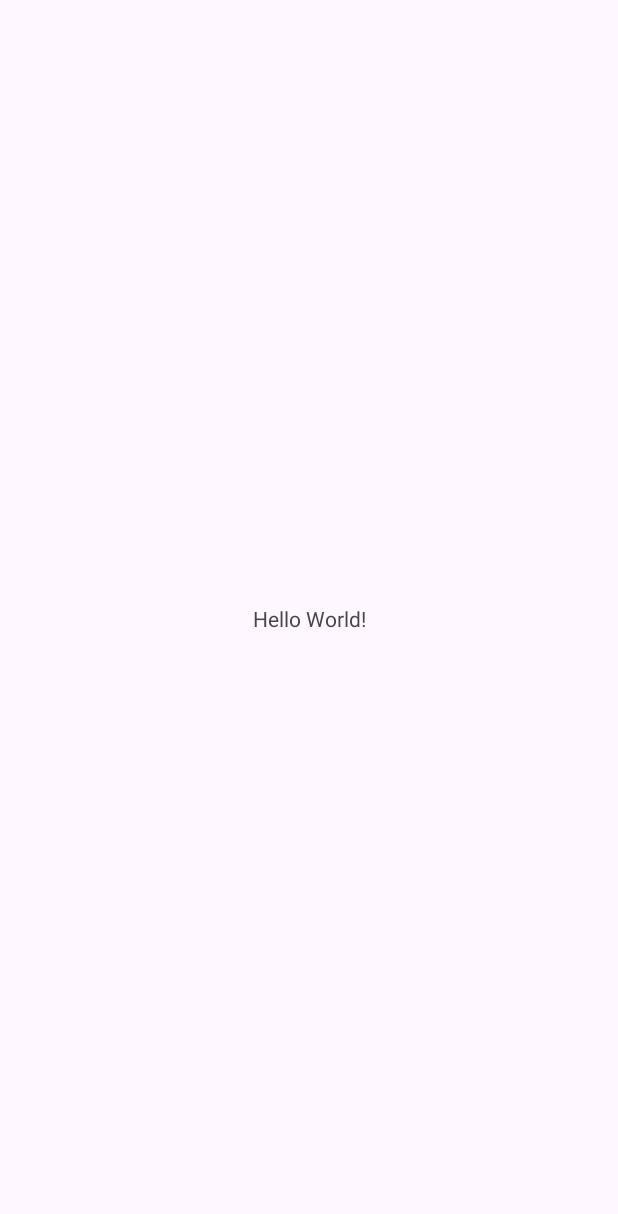
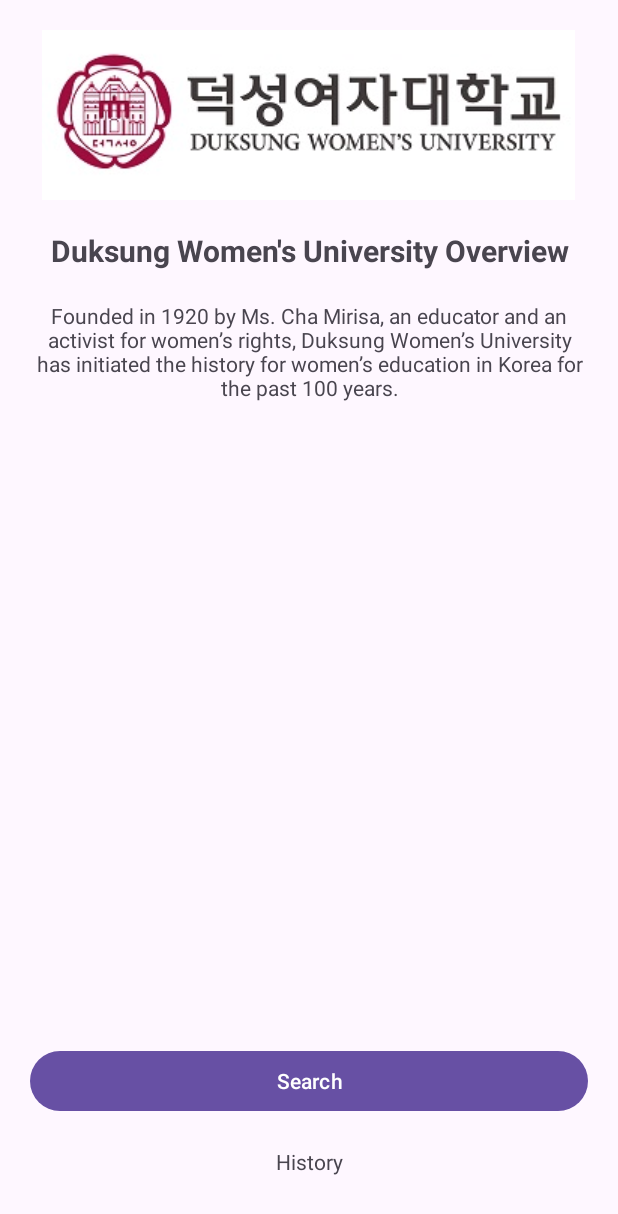
Before and after one commit to dona0123/Kotlin-practice, an Android app: the screen it shows after launch (MainActivity), on a phone screen of 412 x 824 dp. Before the commit the part shown is almost empty. Shown: the top 1214 px of the screen. Run offline under Robolectric (Android 15) with nearby library versions, the phone set to English and light mode, and no system bars.

Commit message:
[240330] ch07, ch09 Assignment

```diff
--- a/ch09_resource/src/main/java/com/example/ch9_resource/MainActivity.kt
+++ b/ch09_resource/src/main/java/com/example/ch9_resource/MainActivity.kt
@@ -3,18 +3,12 @@ package com.example.ch9_resource
 import android.os.Bundle
 import androidx.activity.enableEdgeToEdge
 import androidx.appcompat.app.AppCompatActivity
-import androidx.core.view.ViewCompat
-import androidx.core.view.WindowInsetsCompat
 
 class MainActivity : AppCompatActivity() {
     override fun onCreate(savedInstanceState: Bundle?) {
         super.onCreate(savedInstanceState)
         enableEdgeToEdge()
         setContentView(R.layout.activity_main)
-        ViewCompat.setOnApplyWindowInsetsListener(findViewById(R.id.main)) { v, insets ->
-            val systemBars = insets.getInsets(WindowInsetsCompat.Type.systemBars())
-            v.setPadding(systemBars.left, systemBars.top, systemBars.right, systemBars.bottom)
-            insets
-        }
+
     }
 }
--- a/ch09_resource/src/main/res/layout-land/activity_main.xml
+++ b/ch09_resource/src/main/res/layout-land/activity_main.xml
@@ -1,6 +1,50 @@
 <?xml version="1.0" encoding="utf-8"?>
 <RelativeLayout xmlns:android="http://schemas.android.com/apk/res/android"
+    xmlns:app="http://schemas.android.com/apk/res-auto"
+    xmlns:tools="http://schemas.android.com/tools"
     android:layout_width="match_parent"
-    android:layout_height="match_parent">
+    android:layout_height="match_parent"
+    android:padding="20dp">
+
+
+    <TextView
+        android:id="@+id/mainTextView"
+        android:layout_width="match_parent"
+        android:layout_height="wrap_content"
+        android:layout_centerHorizontal="true"
+        android:layout_marginTop="20dp"
+        android:gravity="center_horizontal"
+        android:text="@string/intro_main"
+        android:textSize="20dp"
+        android:textStyle="bold"/>
+
+    <TextView
+        android:id="@+id/detailTextView"
+        android:layout_width="match_parent"
+        android:layout_height="wrap_content"
+        android:layout_below="@id/mainTextView"
+        android:layout_centerHorizontal="true"
+        android:layout_marginTop="20dp"
+        android:gravity="center_horizontal"
+        android:text="@string/intro_detail"/>
+
+    <TextView
+        android:id="@+id/delayTextView"
+        android:layout_width="match_parent"
+        android:layout_height="wrap_content"
+        android:layout_alignParentBottom="true"
+        android:layout_centerHorizontal="true"
+        android:layout_marginBottom="20dp"
+        android:gravity="center_horizontal"
+        android:text="@string/intro_button"/>
+
+    <Button
+        android:layout_width="match_parent"
+        android:layout_height="wrap_content"
+        android:layout_above="@id/delayTextView"
+        android:layout_centerHorizontal="true"
+        android:layout_marginBottom="20dp"
+        android:text="@string/intro_search"
+        android:textColor="#FFFFFF"/>
 
 </RelativeLayout>
--- a/ch09_resource/src/main/res/layout/activity_main.xml
+++ b/ch09_resource/src/main/res/layout/activity_main.xml
@@ -1,19 +1,57 @@
 <?xml version="1.0" encoding="utf-8"?>
-<androidx.constraintlayout.widget.ConstraintLayout xmlns:android="http://schemas.android.com/apk/res/android"
+<RelativeLayout xmlns:android="http://schemas.android.com/apk/res/android"
     xmlns:app="http://schemas.android.com/apk/res-auto"
     xmlns:tools="http://schemas.android.com/tools"
-    android:id="@+id/main"
     android:layout_width="match_parent"
     android:layout_height="match_parent"
-    tools:context=".MainActivity">
+    android:padding="20dp">
+
+    <ImageView
+        android:id="@+id/imageView"
+        android:layout_width="wrap_content"
+        android:layout_height="wrap_content"
+        android:layout_centerHorizontal="true"
+        android:src="@drawable/duksung_logo"/>
 
     <TextView
-        android:layout_width="wrap_content"
+        android:id="@+id/mainTextView"
+        android:layout_width="match_parent"
         android:layout_height="wrap_content"
-        android:text="Hello World!"
-        app:layout_constraintBottom_toBottomOf="parent"
-        app:layout_constraintEnd_toEndOf="parent"
-        app:layout_constraintStart_toStartOf="parent"
-        app:layout_constraintTop_toTopOf="parent" />
+        android:layout_below="@id/imageView"
+        android:layout_centerHorizontal="true"
+        android:layout_marginTop="20dp"
+        android:gravity="center_horizontal"
+        android:text="@string/intro_main"
+        android:textSize="20dp"
+        android:textStyle="bold"/>
 
-</androidx.constraintlayout.widget.ConstraintLayout>
+    <TextView
+        android:id="@+id/detailTextView"
+        android:layout_width="match_parent"
+        android:layout_height="wrap_content"
+        android:layout_below="@id/mainTextView"
+        android:layout_centerHorizontal="true"
+        android:layout_marginTop="20dp"
+        android:gravity="center_horizontal"
+        android:text="@string/intro_detail"/>
+
+    <TextView
+        android:id="@+id/delayTextView"
+        android:layout_width="match_parent"
+        android:layout_height="wrap_content"
+        android:layout_alignParentBottom="true"
+        android:layout_centerHorizontal="true"
+        android:layout_marginBottom="20dp"
+        android:gravity="center_horizontal"
+        android:text="@string/intro_button"/>
+
+    <Button
+        android:layout_width="match_parent"
+        android:layout_height="wrap_content"
+        android:layout_above="@id/delayTextView"
+        android:layout_centerHorizontal="true"
+        android:layout_marginBottom="20dp"
+        android:text="@string/intro_search"
+        android:textColor="#FFFFFF"/>
+
+</RelativeLayout>
--- a/ch09_resource/src/main/res/values/strings.xml
+++ b/ch09_resource/src/main/res/values/strings.xml
@@ -1,3 +1,12 @@
 <resources>
-    <string name="app_name">ch9_resource</string>
+    <string name="app_name">ch_resource2</string>
+    <string name="intro_main">
+    Duksung Women\'s University Overview
+    </string>
+    <string name="intro_detail">
+    Founded in 1920 by Ms. Cha Mirisa, an educator and an activist for women’s rights, Duksung Women’s University has initiated the history for women’s education in Korea for the past 100 years.
+    </string>
+    <string name="intro_cha">About Ms. Chamirisa</string>
+    <string name="intro_button">History</string>
+    <string name="intro_search">Search</string>
 </resources>
```
Also changed, not shown: ch09_resource/src/main/res/drawable/duksung_logo.jpg (added), 1 other file.
